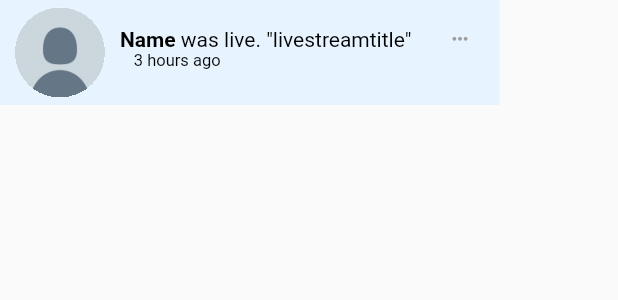
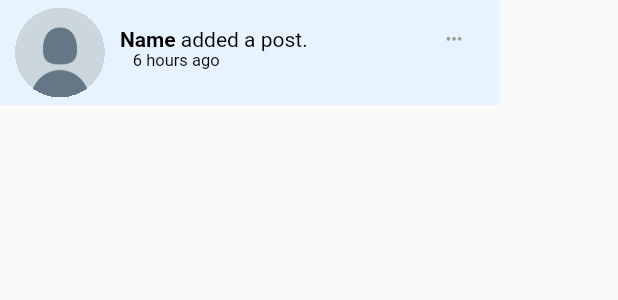
Before and after one commit to bocyej/Facebook-Mobile-UI-Mockup, a Flutter app: the UnreadNotifications2 widget shown alone on an empty page, opened directly, on a phone screen of 412 x 824 dp. Shown: the top 300 px of the screen. Run offline on Flutter 3.47's test engine with Material 2 defaults, Android fonts, the phone set to English and light mode, and no system bars; our stand-ins replace google_fonts.

Commit message:
created different variations of notifications

```diff
--- a/lib/layouts/notificationspage_layouts/notifications_read_1.dart
+++ b/lib/layouts/notificationspage_layouts/notifications_read_1.dart
@@ -54,14 +54,14 @@ class ReadNotifications1 extends StatelessWidget {
                             ),
                           ),
                           const Text(
-                            ' mentioned  ',
+                            ' mentioned',
                             style: TextStyle(
                               color: Colors.black,
                               fontSize: 14,
                               fontWeight: FontWeight.normal,
                             ),
                           ),
-                          const Padding(padding: EdgeInsets.only(right: 25)),
+                          const Padding(padding: EdgeInsets.only(right: 35)),
                           Container(
                             padding: const EdgeInsets.all(0),
                             child: InkWell(
@@ -95,7 +95,7 @@ class ReadNotifications1 extends StatelessWidget {
                         mainAxisAlignment: MainAxisAlignment.start,
                         children: const [
                           Text(
-                            '6 hours ago                                                         ',
+                            '12 hours ago                                                        ',
                             style: TextStyle(
                               color: Colors.black,
                               fontSize: 11,
--- a/lib/layouts/notificationspage_layouts/notifications_unread_2.dart
+++ b/lib/layouts/notificationspage_layouts/notifications_unread_2.dart
@@ -55,14 +55,14 @@ class UnreadNotifications2 extends StatelessWidget {
                             ),
                           ),
                           const Text(
-                            ' was live. "livestreamtitle"',
+                            ' added a post.',
                             style: TextStyle(
                               color: Colors.black,
                               fontSize: 14,
                               fontWeight: FontWeight.normal,
                             ),
                           ),
-                          const Padding(padding: EdgeInsets.only(right: 25)),
+                          const Padding(padding: EdgeInsets.only(right: 90)),
                           Container(
                             padding: const EdgeInsets.all(0),
                             child: InkWell(
@@ -82,7 +82,7 @@ class UnreadNotifications2 extends StatelessWidget {
                         mainAxisAlignment: MainAxisAlignment.start,
                         children: const [
                           Text(
-                            '3 hours ago                                                          ',
+                            '6 hours ago                                                         ',
                             style: TextStyle(
                               color: Colors.black,
                               fontSize: 11,
```
Also changed, not shown: lib/layouts/notificationspage_layouts/notifications_unread_3.dart (+18 -3 lines).
